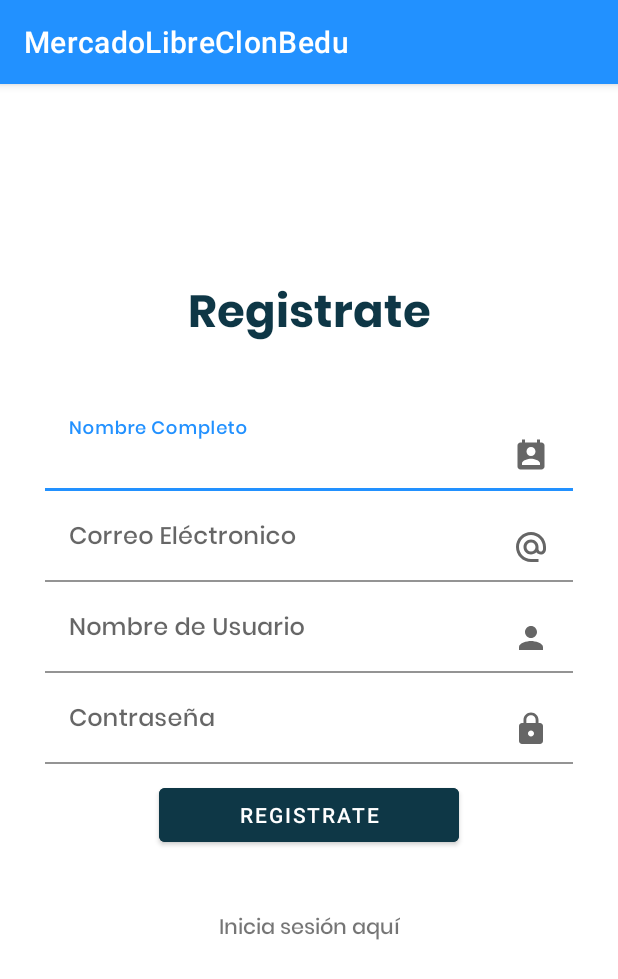
After one commit to GabrielBalbuenaLuna/MercadoLibreClonBedu-Equipo15-App, an Android app: the Register screen opened directly, with no data from a screen before it, on a phone screen of 412 x 824 dp. The commit adds this screen. Shown: the top 979 px of the screen. Run offline under Robolectric (Android 15) with nearby library versions, the phone set to English and light mode, and no system bars.

Commit message:
Add LogIn & Register
-Add LogIn view
-Add Register view
-Add colors

```diff
--- a/app/build.gradle
+++ b/app/build.gradle
@@ -39,6 +39,8 @@ dependencies {
     implementation 'androidx.appcompat:appcompat:1.3.1'
     implementation 'com.google.android.material:material:1.4.0'
     implementation 'androidx.constraintlayout:constraintlayout:2.0.4'
+    implementation 'com.google.android.material:material:1.5.0-alpha01'
+    implementation 'com.google.android.material:material:1.4.0'
     testImplementation 'junit:junit:4.+'
     androidTestImplementation 'androidx.test.ext:junit:1.1.3'
     androidTestImplementation 'androidx.test.espresso:espresso-core:3.4.0'
--- /dev/null
+++ b/app/src/main/java/com/example/mercadolibreclonbedu/Register.kt
@@ -0,0 +1,11 @@
+package com.example.mercadolibreclonbedu
+
+import androidx.appcompat.app.AppCompatActivity
+import android.os.Bundle
+
+class Register : AppCompatActivity() {
+    override fun onCreate(savedInstanceState: Bundle?) {
+        super.onCreate(savedInstanceState)
+        setContentView(R.layout.activity_register)
+    }
+}
--- /dev/null
+++ b/app/src/main/res/drawable/ic_email.xml
@@ -0,0 +1,10 @@
+<vector xmlns:android="http://schemas.android.com/apk/res/android"
+    android:width="24dp"
+    android:height="24dp"
+    android:viewportWidth="24"
+    android:viewportHeight="24"
+    android:tint="?attr/colorControlNormal">
+  <path
+      android:fillColor="@android:color/white"
+      android:pathData="M12,2C6.48,2 2,6.48 2,12s4.48,10 10,10h5v-2h-5c-4.34,0 -8,-3.66 -8,-8s3.66,-8 8,-8 8,3.66 8,8v1.43c0,0.79 -0.71,1.57 -1.5,1.57s-1.5,-0.78 -1.5,-1.57L17,12c0,-2.76 -2.24,-5 -5,-5s-5,2.24 -5,5 2.24,5 5,5c1.38,0 2.64,-0.56 3.54,-1.47 0.65,0.89 1.77,1.47 2.96,1.47 1.97,0 3.5,-1.6 3.5,-3.57L22,12c0,-5.52 -4.48,-10 -10,-10zM12,15c-1.66,0 -3,-1.34 -3,-3s1.34,-3 3,-3 3,1.34 3,3 -1.34,3 -3,3z"/>
+</vector>
--- /dev/null
+++ b/app/src/main/res/drawable/ic_name.xml
@@ -0,0 +1,10 @@
+<vector xmlns:android="http://schemas.android.com/apk/res/android"
+    android:width="24dp"
+    android:height="24dp"
+    android:viewportWidth="24"
+    android:viewportHeight="24"
+    android:tint="?attr/colorControlNormal">
+  <path
+      android:fillColor="@android:color/white"
+      android:pathData="M19,3h-1L18,1h-2v2L8,3L8,1L6,1v2L5,3c-1.11,0 -2,0.9 -2,2v14c0,1.1 0.89,2 2,2h14c1.1,0 2,-0.9 2,-2L21,5c0,-1.1 -0.9,-2 -2,-2zM12,6c1.66,0 3,1.34 3,3s-1.34,3 -3,3 -3,-1.34 -3,-3 1.34,-3 3,-3zM18,18L6,18v-1c0,-2 4,-3.1 6,-3.1s6,1.1 6,3.1v1z"/>
+</vector>
--- /dev/null
+++ b/app/src/main/res/drawable/ic_password.xml
@@ -0,0 +1,10 @@
+<vector xmlns:android="http://schemas.android.com/apk/res/android"
+    android:width="24dp"
+    android:height="24dp"
+    android:viewportWidth="24"
+    android:viewportHeight="24"
+    android:tint="?attr/colorControlNormal">
+  <path
+      android:fillColor="@android:color/white"
+      android:pathData="M18,8h-1L17,6c0,-2.76 -2.24,-5 -5,-5S7,3.24 7,6v2L6,8c-1.1,0 -2,0.9 -2,2v10c0,1.1 0.9,2 2,2h12c1.1,0 2,-0.9 2,-2L20,10c0,-1.1 -0.9,-2 -2,-2zM12,17c-1.1,0 -2,-0.9 -2,-2s0.9,-2 2,-2 2,0.9 2,2 -0.9,2 -2,2zM15.1,8L8.9,8L8.9,6c0,-1.71 1.39,-3.1 3.1,-3.1 1.71,0 3.1,1.39 3.1,3.1v2z"/>
+</vector>
--- /dev/null
+++ b/app/src/main/res/drawable/ic_user.xml
@@ -0,0 +1,10 @@
+<vector xmlns:android="http://schemas.android.com/apk/res/android"
+    android:width="24dp"
+    android:height="24dp"
+    android:viewportWidth="24"
+    android:viewportHeight="24"
+    android:tint="?attr/colorControlNormal">
+  <path
+      android:fillColor="@android:color/white"
+      android:pathData="M12,12c2.21,0 4,-1.79 4,-4s-1.79,-4 -4,-4 -4,1.79 -4,4 1.79,4 4,4zM12,14c-2.67,0 -8,1.34 -8,4v2h16v-2c0,-2.66 -5.33,-4 -8,-4z"/>
+</vector>
--- /dev/null
+++ b/app/src/main/res/layout/activity_register.xml
@@ -0,0 +1,155 @@
+<?xml version="1.0" encoding="utf-8"?>
+<androidx.constraintlayout.widget.ConstraintLayout xmlns:android="http://schemas.android.com/apk/res/android"
+    xmlns:app="http://schemas.android.com/apk/res-auto"
+    xmlns:tools="http://schemas.android.com/tools"
+    android:layout_width="match_parent"
+    android:layout_height="match_parent"
+    tools:context=".Register">
+
+    <androidx.constraintlayout.widget.ConstraintLayout
+        android:layout_width="match_parent"
+        android:layout_height="wrap_content"
+        app:layout_constraintBottom_toBottomOf="parent"
+        app:layout_constraintTop_toTopOf="parent"
+        app:layout_constraintVertical_bias="0.4">
+
+        <TextView
+            android:id="@+id/textView"
+            android:layout_width="match_parent"
+            android:layout_height="wrap_content"
+            android:fontFamily="@font/poppinsbold"
+            android:gravity="center"
+            android:text="@string/signup"
+            android:textSize="30sp"
+            android:textColor="@color/colorAccent"
+            app:layout_constraintEnd_toEndOf="parent"
+            app:layout_constraintHorizontal_bias="0.0"
+            app:layout_constraintStart_toStartOf="parent"
+            app:layout_constraintTop_toTopOf="parent"
+            tools:targetApi="jelly_bean" />
+
+        <com.google.android.material.textfield.TextInputLayout
+            app:boxBackgroundColor="@color/white"
+            android:id="@+id/textInputLayoutFullname"
+            android:layout_width="match_parent"
+            android:layout_height="wrap_content"
+            android:layout_marginLeft="30dp"
+            android:layout_marginTop="30dp"
+            android:layout_marginRight="30dp"
+            android:hint="@string/fullname"
+            app:layout_constraintEnd_toEndOf="parent"
+            app:layout_constraintHorizontal_bias="0.0"
+            app:layout_constraintStart_toStartOf="parent"
+            app:layout_constraintTop_toBottomOf="@+id/textView">
+
+            <com.google.android.material.textfield.TextInputEditText
+                android:id="@+id/fullname"
+                android:layout_width="match_parent"
+                android:layout_height="wrap_content"
+                android:drawableEnd="@drawable/ic_name"
+                android:drawableRight="@drawable/ic_name"
+                android:fontFamily="@font/poppinsmedium"
+                tools:targetApi="jelly_bean" />
+        </com.google.android.material.textfield.TextInputLayout>
+
+        <com.google.android.material.textfield.TextInputLayout
+            app:boxBackgroundColor="@color/white"
+            android:id="@+id/textInputLayoutEmail"
+            android:layout_width="match_parent"
+            android:layout_height="wrap_content"
+            android:layout_marginLeft="30dp"
+            android:layout_marginRight="30dp"
+            android:hint="@string/email"
+            app:layout_constraintEnd_toEndOf="parent"
+            app:layout_constraintHorizontal_bias="0.0"
+            app:layout_constraintStart_toStartOf="parent"
+            app:layout_constraintTop_toBottomOf="@+id/textInputLayoutFullname">
+
+            <com.google.android.material.textfield.TextInputEditText
+                android:id="@+id/email"
+                android:layout_width="match_parent"
+                android:layout_height="wrap_content"
+                android:drawableEnd="@drawable/ic_email"
+                android:drawableRight="@drawable/ic_email"
+                android:fontFamily="@font/poppinsmedium"
+                tools:targetApi="jelly_bean" />
+        </com.google.android.material.textfield.TextInputLayout>
+
+        <com.google.android.material.textfield.TextInputLayout
+            app:boxBackgroundColor="@color/white"
+            android:id="@+id/textInputLayoutUsername"
+            android:layout_width="match_parent"
+            android:layout_height="wrap_content"
+            android:layout_marginLeft="30dp"
+            android:layout_marginRight="30dp"
+            android:hint="@string/username"
+            app:layout_constraintEnd_toEndOf="parent"
+            app:layout_constraintHorizontal_bias="0.0"
+            app:layout_constraintStart_toStartOf="parent"
+            app:layout_constraintTop_toBottomOf="@+id/textInputLayoutEmail">
+
+            <com.google.android.material.textfield.TextInputEditText
+                android:id="@+id/username"
+                android:layout_width="match_parent"
+                android:layout_height="wrap_content"
+                android:drawableEnd="@drawable/ic_user"
+                android:drawableRight="@drawable/ic_user"
+                android:fontFamily="@font/poppinsmedium"
+                tools:targetApi="jelly_bean" />
+        </com.google.android.material.textfield.TextInputLayout>
+
+        <com.google.android.material.textfield.TextInputLayout
+            app:boxBackgroundColor="@color/white"
+            android:id="@+id/textInputLayoutPassword"
+            android:layout_width="match_parent"
+            android:layout_height="wrap_content"
+            android:layout_marginLeft="30dp"
+            android:layout_marginRight="30dp"
+            android:hint="@string/password"
+            app:layout_constraintTop_toBottomOf="@+id/textInputLayoutUsername"
+            tools:layout_editor_absoluteX="0dp">
+
+            <com.google.android.material.textfield.TextInputEditText
+                android:id="@+id/password"
+                android:layout_width="match_parent"
+                android:layout_height="wrap_content"
+                android:drawableEnd="@drawable/ic_password"
+                android:drawableRight="@drawable/ic_password"
+                android:fontFamily="@font/poppinsmedium"
+                tools:targetApi="jelly_bean" />
+        </com.google.android.material.textfield.TextInputLayout>
+
+        <ProgressBar
+            android:id="@+id/progress"
+            android:layout_width="wrap_content"
+            android:layout_height="wrap_content"
+            android:visibility="gone"
+            app:layout_constraintEnd_toEndOf="parent"
+            app:layout_constraintStart_toStartOf="parent"
+            app:layout_constraintTop_toBottomOf="@+id/textInputLayoutPassword" />
+
+        <Button
+            android:id="@+id/buttonSignUp"
+            android:backgroundTint="@color/colorAccent"
+            android:layout_width="200dp"
+            android:layout_height="wrap_content"
+            android:layout_marginTop="10dp"
+            android:text="@string/signup"
+            app:layout_constraintEnd_toEndOf="parent"
+            app:layout_constraintStart_toStartOf="parent"
+            app:layout_constraintTop_toBottomOf="@+id/progress" />
+
+        <TextView
+            android:id="@+id/loginText"
+            android:layout_width="wrap_content"
+            android:layout_height="wrap_content"
+            android:layout_marginTop="40dp"
+            android:fontFamily="@font/poppinsmedium"
+            android:text="@string/loginhere"
+            app:layout_constraintEnd_toEndOf="parent"
+            app:layout_constraintStart_toStartOf="parent"
+            app:layout_constraintTop_toBottomOf="@+id/buttonSignUp"
+            tools:targetApi="jelly_bean" />
+    </androidx.constraintlayout.widget.ConstraintLayout>
+
+</androidx.constraintlayout.widget.ConstraintLayout>
--- a/app/src/main/res/layout/activity_splash_screen.xml
+++ b/app/src/main/res/layout/activity_splash_screen.xml
@@ -4,7 +4,7 @@
     xmlns:tools="http://schemas.android.com/tools"
     android:layout_width="match_parent"
     android:layout_height="match_parent"
-    android:background="@color/initial_background"
+    android:background="@color/colorPrimary"
     tools:context=".SplashScreen">
 
     <ImageView
--- a/app/src/main/res/values/colors.xml
+++ b/app/src/main/res/values/colors.xml
@@ -7,5 +7,7 @@
     <color name="teal_700">#FF018786</color>
     <color name="black">#FF000000</color>
     <color name="white">#FFFFFFFF</color>
-    <color name="initial_background">#2291FF</color>
+    <color name="colorAccent">#0E3746</color>
+    <color name="colorText">#18191F</color>
+    <color name="colorPrimary">#2291FF</color>
 </resources>
--- a/app/src/main/res/values/strings.xml
+++ b/app/src/main/res/values/strings.xml
@@ -1,3 +1,12 @@
 <resources>
     <string name="app_name">MercadoLibreClonBedu</string>
+    <string name="signup">Registrate</string>
+    <string name="fullname">Nombre Completo</string>
+    <string name="email">Correo Eléctronico</string>
+    <string name="username">Nombre de Usuario</string>
+    <string name="password">Contraseña</string>
+    <string name="loginhere">Inicia sesión aquí</string>
+    <string name="login">Acceder</string>
+    <string name="signuphere">¿No tienes cuenta? Registrate aquí</string>
+    <string name="loginButton">Entrar</string>
 </resources>
--- a/app/src/main/res/values/themes.xml
+++ b/app/src/main/res/values/themes.xml
@@ -2,8 +2,8 @@
     <!-- Base application theme. -->
     <style name="Theme.MercadoLibreClonBedu" parent="Theme.MaterialComponents.DayNight.DarkActionBar">
         <!-- Primary brand color. -->
-        <item name="colorPrimary">@color/purple_500</item>
-        <item name="colorPrimaryVariant">@color/purple_700</item>
+        <item name="colorPrimary">@color/colorPrimary</item>
+        <item name="colorPrimaryVariant">@color/colorAccent</item>
         <item name="colorOnPrimary">@color/white</item>
         <!-- Secondary brand color. -->
         <item name="colorSecondary">@color/teal_200</item>
```
Also changed, not shown: app/src/main/AndroidManifest.xml (+5 -4 lines), app/src/main/java/com/example/mercadolibreclonbedu/LogIn.kt (added, +11 -0 lines), app/src/main/java/com/example/mercadolibreclonbedu/MainActivity.kt (+17 -0 lines), app/src/main/res/layout/activity_log_in.xml (added, +118 -0 lines), app/src/main/res/layout/activity_main.xml (+20 -0 lines), app/src/main/res/font/poppinsbold.ttf (added), app/src/main/res/font/poppinsmedium.ttf (added).
